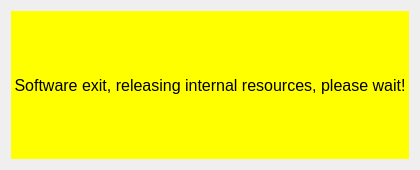
519984307/Container_Multiple_Channels_20200522, file Main/MainWindow/exitdialog.ui: the form before one commit.
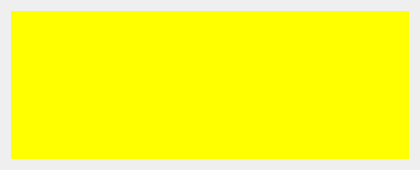
The form after the commit. Icons and pictures are not drawn.

Patch:
```diff
--- a/Main/MainWindow/exitdialog.ui
+++ b/Main/MainWindow/exitdialog.ui
@@ -29,6 +29,12 @@
    <iconset resource="../ico.qrc">
     <normaloff>:/UI_ICO/ICO/ICO.ico</normaloff>:/UI_ICO/ICO/ICO.ico</iconset>
   </property>
+  <property name="sizeGripEnabled">
+   <bool>false</bool>
+  </property>
+  <property name="modal">
+   <bool>false</bool>
+  </property>
   <layout class="QGridLayout" name="gridLayout">
    <item row="0" column="0">
     <widget class="QLabel" name="label">
@@ -38,13 +44,13 @@
       </font>
      </property>
      <property name="autoFillBackground">
-      <bool>true</bool>
+      <bool>false</bool>
      </property>
      <property name="styleSheet">
       <string notr="true">background-color: rgb(255, 255, 0);</string>
      </property>
      <property name="text">
-      <string>Software exit, releasing internal resources, please wait!</string>
+      <string/>
      </property>
      <property name="scaledContents">
       <bool>true</bool>
```
Left out of the diff: 3 changed lines with no effect on the pictures.
